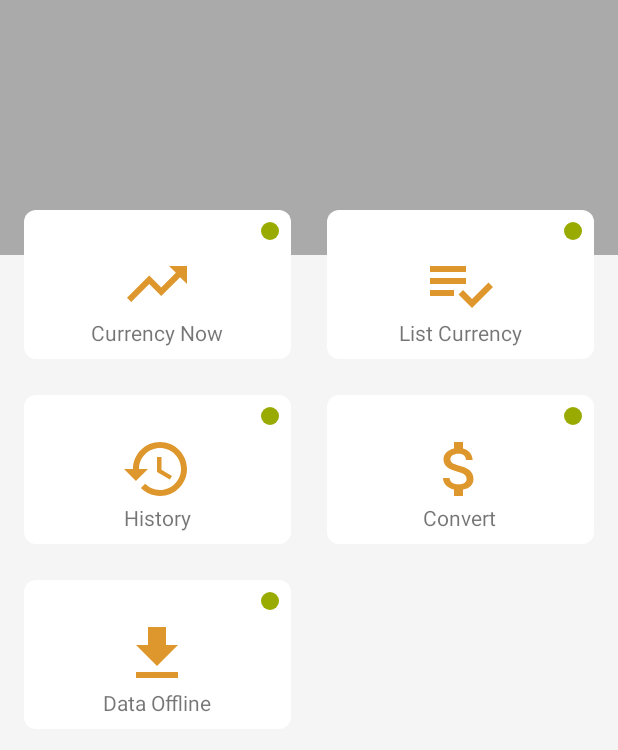
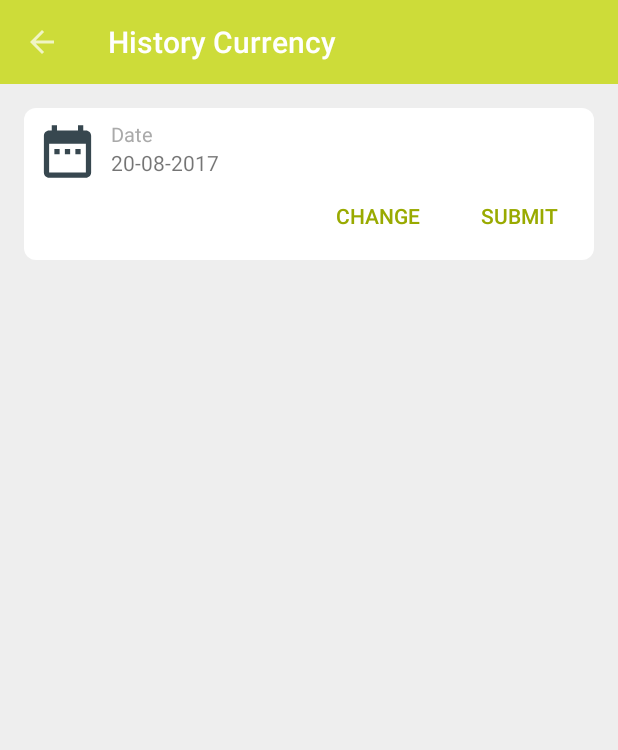
Before and after one commit to CoderJava/Moncy, an Android app: the screen it shows after launch (MainActivity before the commit, HistoricalDateActivity after it), after a tap on "History", on a phone screen of 412 x 824 dp. Shown: the top 750 px of the screen. Run offline under Robolectric (Android 15) with nearby library versions, the phone set to English and light mode, and no system bars; network calls fail.

Commit message:
Create layout for menu History Currency

```diff
--- a/app/build.gradle
+++ b/app/build.gradle
@@ -46,7 +46,6 @@ dependencies {
     compile 'com.squareup.retrofit2:adapter-rxjava2:2.3.0'
     compile 'com.squareup.retrofit2:converter-gson:2.3.0'
     compile 'com.github.bumptech.glide:glide:3.8.0'
-    /*compile 'com.github.bumptech.glide:glide:4.0.0'*/
     compile 'io.reactivex.rxjava2:rxkotlin:2.1.0'
     compile 'io.reactivex.rxjava2:rxandroid:2.0.1'
     testCompile 'junit:junit:4.12'
--- a/app/src/main/AndroidManifest.xml
+++ b/app/src/main/AndroidManifest.xml
@@ -19,7 +19,8 @@
             </intent-filter>
         </activity>
         <activity android:name=".view.submenu.live.CurrencyNowActivity" />
-        <activity android:name=".view.submenu.available.AvailableCurrencyActivity"></activity>
+        <activity android:name=".view.submenu.available.AvailableCurrencyActivity" />
+        <activity android:name=".view.submenu.historical.date.HistoricalDateActivity"></activity>
     </application>
 
 </manifest>
--- a/app/src/main/java/com/ysn/moncy/view/main/MainActivity.kt
+++ b/app/src/main/java/com/ysn/moncy/view/main/MainActivity.kt
@@ -7,6 +7,7 @@ import android.view.View
 
 import com.ysn.moncy.R
 import com.ysn.moncy.view.submenu.available.AvailableCurrencyActivity
+import com.ysn.moncy.view.submenu.historical.date.HistoricalDateActivity
 import com.ysn.moncy.view.submenu.live.CurrencyNowActivity
 import kotlinx.android.synthetic.main.activity_main.*
 
@@ -47,15 +48,14 @@ class MainActivity : AppCompatActivity(), MainView, View.OnClickListener {
     override fun onClick(view: View) {
         when (view.id) {
             R.id.relative_layout_item_menu_currency_now_activity_main -> {
-                // todo: start intent to CurrencyNow (done)
                 startActivity(Intent(this, CurrencyNowActivity::class.java))
             }
             R.id.relative_layout_item_menu_list_currency_activity_main -> {
-                // todo: start intent to ListCurrency (done)
                 startActivity(Intent(this, AvailableCurrencyActivity::class.java))
             }
             R.id.relative_layout_item_menu_historical_currency_activity_main -> {
                 // todo: start intent to HistoricalCurrency
+                startActivity(Intent(this, HistoricalDateActivity::class.java))
             }
             R.id.relative_layout_item_menu_convert_currency_activity_main -> {
                 // todo: start intent to ConvertCurrency
--- a/app/src/main/java/com/ysn/moncy/view/submenu/available/AvailableCurrencyActivity.kt
+++ b/app/src/main/java/com/ysn/moncy/view/submenu/available/AvailableCurrencyActivity.kt
@@ -6,6 +6,7 @@ import android.support.design.widget.Snackbar
 import android.support.v7.app.AppCompatActivity
 import android.support.v7.widget.LinearLayoutManager
 import android.support.v7.widget.RecyclerView
+import android.view.MenuItem
 import android.view.View
 import android.widget.Toast
 import com.ysn.moncy.R
@@ -26,6 +27,21 @@ class AvailableCurrencyActivity : AppCompatActivity(), AvailableCurrencyView, Vi
         initToolbar()
         initListener()
         doLoadData()
+    }
+
+    override fun onOptionsItemSelected(item: MenuItem?): Boolean = when (item?.itemId) {
+        android.R.id.home -> {
+            onBackPressed()
+            true
+        }
+        else -> {
+            super.onOptionsItemSelected(item)
+        }
+    }
+
+    override fun onDestroy() {
+        super.onDestroy()
+        onDetachView()
     }
 
     private fun doLoadData() {
--- /dev/null
+++ b/app/src/main/java/com/ysn/moncy/view/submenu/historical/date/HistoricalDateActivity.kt
@@ -0,0 +1,101 @@
+package com.ysn.moncy.view.submenu.historical.date
+
+import android.app.DatePickerDialog
+import android.support.v7.app.AppCompatActivity
+import android.os.Bundle
+import android.view.MenuItem
+import android.view.View
+
+import com.ysn.moncy.R
+import kotlinx.android.synthetic.main.activity_historical_date.*
+import java.text.SimpleDateFormat
+import java.util.*
+
+class HistoricalDateActivity : AppCompatActivity(), HistoricalDateView, View.OnClickListener {
+
+    private val TAG = javaClass.simpleName
+    private var historicalDatePresenter: HistoricalDatePresenter? = null
+
+    override fun onCreate(savedInstanceState: Bundle?) {
+        super.onCreate(savedInstanceState)
+        setContentView(R.layout.activity_historical_date)
+        initPresenter()
+        onAttachView()
+        initToolbar()
+        initListener()
+        doLoadData()
+    }
+
+    private fun doLoadData() {
+        val today = SimpleDateFormat("dd-MM-yyyy", Locale.US).format(Date())
+        text_view_value_date_activity_historical_date.text = today
+    }
+
+    private fun initListener() {
+        button_change_date_activity_historical_date.setOnClickListener(this)
+        button_submit_activity_historical_date.setOnClickListener(this)
+    }
+
+    private fun initToolbar() {
+        toolbar_activity_historical_date.title = "History Currency"
+        setSupportActionBar(toolbar_activity_historical_date)
+        supportActionBar?.setDisplayHomeAsUpEnabled(true)
+    }
+
+    override fun onDestroy() {
+        super.onDestroy()
+        onDetachView()
+    }
+
+    override fun onOptionsItemSelected(item: MenuItem?): Boolean = when (item?.itemId) {
+        android.R.id.home -> {
+            onBackPressed()
+            true
+        }
+        else -> {
+            super.onOptionsItemSelected(item)
+        }
+    }
+
+    fun initPresenter() {
+        historicalDatePresenter = HistoricalDatePresenter()
+    }
+
+    override fun onAttachView() {
+        historicalDatePresenter?.onAttach(this)
+    }
+
+    override fun onDetachView() {
+        historicalDatePresenter?.onDetach()
+    }
+
+    override fun onClick(view: View?) {
+        when (view?.id) {
+            button_change_date_activity_historical_date.id -> {
+                val calendar = Calendar.getInstance()
+                val strDateTemp = text_view_value_date_activity_historical_date.text.toString()
+                val dateTemp = SimpleDateFormat("dd-MM-yyyy", Locale.US).parse(strDateTemp)
+                calendar.time = dateTemp
+                DatePickerDialog(
+                        this,
+                        DatePickerDialog.OnDateSetListener { _, year, month, dayOfMonth ->
+                            calendar.set(Calendar.YEAR, year)
+                            calendar.set(Calendar.MONTH, month)
+                            calendar.set(Calendar.DAY_OF_MONTH, dayOfMonth)
+                            val dateSelected = SimpleDateFormat("dd-MM-yyyy", Locale.US).format(calendar.time)
+                            text_view_value_date_activity_historical_date.text = dateSelected
+                        },
+                        calendar.get(Calendar.YEAR),
+                        calendar.get(Calendar.MONTH),
+                        calendar.get(Calendar.DAY_OF_MONTH)
+                ).show()
+            }
+            button_submit_activity_historical_date.id -> {
+                // todo: do something
+            }
+            else -> {
+                /** nothing to do in here */
+            }
+        }
+    }
+}
--- /dev/null
+++ b/app/src/main/java/com/ysn/moncy/view/submenu/historical/date/HistoricalDatePresenter.kt
@@ -0,0 +1,22 @@
+package com.ysn.moncy.view.submenu.historical.date
+
+import com.ysn.moncy.view.base.mvp.MvpPresenter
+import com.ysn.moncy.view.base.mvp.MvpView
+
+/**
+ * Created by root on 20/08/17.
+ */
+class HistoricalDatePresenter : MvpPresenter<HistoricalDateView> {
+
+    private val TAG = javaClass.simpleName
+    private var historicalDateView: HistoricalDateView? = null
+
+    override fun onAttach(mvpView: MvpView) {
+        historicalDateView = mvpView as HistoricalDateView
+    }
+
+    override fun onDetach() {
+        historicalDateView = null
+    }
+
+}
--- /dev/null
+++ b/app/src/main/java/com/ysn/moncy/view/submenu/historical/date/HistoricalDateView.kt
@@ -0,0 +1,10 @@
+package com.ysn.moncy.view.submenu.historical.date
+
+import com.ysn.moncy.view.base.mvp.MvpView
+
+/**
+ * Created by root on 20/08/17.
+ */
+interface HistoricalDateView : MvpView {
+
+}
--- a/app/src/main/java/com/ysn/moncy/view/submenu/live/CurrencyNowActivity.kt
+++ b/app/src/main/java/com/ysn/moncy/view/submenu/live/CurrencyNowActivity.kt
@@ -8,6 +8,8 @@ import android.support.v7.widget.LinearLayoutManager
 import android.view.MenuItem
 import android.view.View
 import com.ysn.moncy.R
+import com.ysn.moncy.R.id.relative_layout_container_activity_currency_now
+import com.ysn.moncy.R.id.relative_layout_container_refresh_activity_currency_now
 import com.ysn.moncy.model.currency.live.CurrencyNow
 import com.ysn.moncy.view.submenu.live.adapter.AdapterCurrencyNow
 import kotlinx.android.synthetic.main.activity_currency_now.*
@@ -62,16 +64,15 @@ class CurrencyNowActivity : AppCompatActivity(), CurrencyNowView, View.OnClickLi
         supportActionBar?.setDisplayHomeAsUpEnabled(true)
     }
 
-    override fun onOptionsItemSelected(item: MenuItem?): Boolean {
-        when (item?.itemId) {
-            android.R.id.home -> {
-                onBackPressed()
-                return true
-            }
-            else -> {
-                return super.onOptionsItemSelected(item)
-            }
+    override fun onOptionsItemSelected(item: MenuItem?): Boolean = when (item?.itemId) {
+        android.R.id.home -> {
+            onBackPressed()
+            true
         }
+        else -> {
+            super.onOptionsItemSelected(item)
+        }
+
     }
 
 
--- /dev/null
+++ b/app/src/main/res/drawable/background_button_transparent_click.xml
@@ -0,0 +1,29 @@
+<?xml version="1.0" encoding="utf-8"?>
+<selector xmlns:android="http://schemas.android.com/apk/res/android">
+    <item
+        android:state_pressed="true"
+        >
+        <shape
+            android:shape="rectangle"
+            >
+            <corners
+                android:radius="8dp"
+                />
+            <solid
+                android:color="#e0e0e0"
+                />
+        </shape>
+    </item>
+    <item>
+        <shape
+            android:shape="rectangle"
+            >
+            <corners
+                android:radius="8dp"
+                />
+            <solid
+                android:color="@android:color/transparent"
+                />
+        </shape>
+    </item>
+</selector>
--- /dev/null
+++ b/app/src/main/res/drawable/background_white_rounded.xml
@@ -0,0 +1,15 @@
+<?xml version="1.0" encoding="utf-8"?>
+<selector xmlns:android="http://schemas.android.com/apk/res/android">
+    <item>
+        <shape
+            android:shape="rectangle"
+            >
+            <corners
+                android:radius="8dp"
+                />
+            <solid
+                android:color="@android:color/white"
+                />
+        </shape>
+    </item>
+</selector>
--- /dev/null
+++ b/app/src/main/res/drawable/ic_date_range_black_24dp.xml
@@ -0,0 +1,9 @@
+<vector xmlns:android="http://schemas.android.com/apk/res/android"
+        android:width="24dp"
+        android:height="24dp"
+        android:viewportWidth="24.0"
+        android:viewportHeight="24.0">
+    <path
+        android:fillColor="#37474f"
+        android:pathData="M9,11L7,11v2h2v-2zM13,11h-2v2h2v-2zM17,11h-2v2h2v-2zM19,4h-1L18,2h-2v2L8,4L8,2L6,2v2L5,4c-1.11,0 -1.99,0.9 -1.99,2L3,20c0,1.1 0.89,2 2,2h14c1.1,0 2,-0.9 2,-2L21,6c0,-1.1 -0.9,-2 -2,-2zM19,20L5,20L5,9h14v11z"/>
+</vector>
--- /dev/null
+++ b/app/src/main/res/layout/activity_historical_date.xml
@@ -0,0 +1,112 @@
+<?xml version="1.0" encoding="utf-8"?>
+<RelativeLayout xmlns:android="http://schemas.android.com/apk/res/android"
+    xmlns:app="http://schemas.android.com/apk/res-auto"
+    xmlns:tools="http://schemas.android.com/tools"
+    android:layout_width="match_parent"
+    android:layout_height="match_parent"
+    android:background="#eeeeee"
+    tools:context="com.ysn.moncy.view.submenu.historical.date.HistoricalDateActivity">
+
+    <android.support.v7.widget.Toolbar
+        android:id="@+id/toolbar_activity_historical_date"
+        android:layout_width="match_parent"
+        android:layout_height="?attr/actionBarSize"
+        android:background="@color/colorPrimary"
+        android:theme="@style/ThemeOverlay.AppCompat.Dark"
+        app:popupTheme="@style/ThemeOverlay.AppCompat.Light" />
+
+    <RelativeLayout
+        android:id="@+id/relative_layout_container_activity_historical_date"
+        android:layout_width="match_parent"
+        android:layout_height="match_parent"
+        android:layout_below="@+id/toolbar_activity_historical_date">
+
+        <RelativeLayout
+            android:layout_width="match_parent"
+            android:layout_height="wrap_content"
+            android:background="@drawable/background_white_rounded"
+            android:layout_marginTop="@dimen/activity_vertical_margin"
+            android:layout_marginRight="@dimen/activity_horizontal_margin"
+            android:layout_marginBottom="@dimen/activity_vertical_margin"
+            android:layout_marginLeft="@dimen/activity_horizontal_margin"
+            android:paddingBottom="8dp"
+            android:paddingLeft="8dp"
+            android:paddingRight="8dp"
+            android:paddingTop="8dp">
+
+            <TextView
+                android:id="@+id/text_view_date_activity_historical_date"
+                android:layout_width="wrap_content"
+                android:layout_height="wrap_content"
+                android:layout_toEndOf="@+id/image_view_icon_date_activity_historical_date"
+                android:layout_toRightOf="@+id/image_view_icon_date_activity_historical_date"
+                android:text="@string/date"
+                android:textColor="@android:color/darker_gray"
+                android:textSize="13sp" />
+
+            <ImageView
+                android:id="@+id/image_view_icon_date_activity_historical_date"
+                android:layout_width="42dp"
+                android:layout_height="42dp"
+                android:layout_marginEnd="8dp"
+                android:layout_marginRight="8dp"
+                android:contentDescription="@string/image_view_icon_date"
+                android:src="@drawable/ic_date_range_black_24dp" />
+
+            <TextView
+                android:id="@+id/text_view_value_date_activity_historical_date"
+                android:layout_width="wrap_content"
+                android:layout_height="wrap_content"
+                android:layout_below="@+id/text_view_date_activity_historical_date"
+                android:layout_toEndOf="@+id/image_view_icon_date_activity_historical_date"
+                android:layout_toRightOf="@+id/image_view_icon_date_activity_historical_date"
+                android:text="@string/value"
+                android:textSize="14sp" />
+
+            <Button
+                android:id="@+id/button_submit_activity_historical_date"
+                android:layout_width="wrap_content"
+                android:layout_height="wrap_content"
+                android:layout_alignParentEnd="true"
+                android:layout_alignParentRight="true"
+                android:layout_below="@+id/image_view_icon_date_activity_historical_date"
+                android:background="@drawable/background_button_transparent_click"
+                android:minHeight="0dp"
+                android:minWidth="0dp"
+                android:paddingBottom="12dp"
+                android:paddingLeft="16dp"
+                android:paddingRight="16dp"
+                android:paddingTop="12dp"
+                android:text="@string/submit"
+                android:textColor="@color/colorPrimaryDark" />
+
+            <Button
+                android:id="@+id/button_change_date_activity_historical_date"
+                android:layout_width="wrap_content"
+                android:layout_height="wrap_content"
+                android:layout_below="@+id/image_view_icon_date_activity_historical_date"
+                android:layout_marginEnd="8dp"
+                android:layout_marginRight="8dp"
+                android:layout_toLeftOf="@+id/button_submit_activity_historical_date"
+                android:layout_toStartOf="@+id/button_submit_activity_historical_date"
+                android:background="@drawable/background_button_transparent_click"
+                android:minHeight="0dp"
+                android:minWidth="0dp"
+                android:paddingBottom="12dp"
+                android:paddingLeft="16dp"
+                android:paddingRight="16dp"
+                android:paddingTop="12dp"
+                android:text="@string/change"
+                android:textColor="@color/colorPrimaryDark" />
+
+        </RelativeLayout>
+
+        <FrameLayout
+            android:layout_width="match_parent"
+            android:layout_height="match_parent"
+            android:id="@+id/frame_layout_container_activity_historical_date"
+            />
+
+    </RelativeLayout>
+
+</RelativeLayout>
--- a/app/src/main/res/values/strings.xml
+++ b/app/src/main/res/values/strings.xml
@@ -20,4 +20,9 @@
     <string name="load_data_failed">Load Data Failed!</string>
     <string name="asia">Asia</string>
     <string name="image_view_country_map">image view country map</string>
+    <string name="image_view_icon_date">image view icon date</string>
+    <string name="date">Date</string>
+    <string name="value">value</string>
+    <string name="submit">Submit</string>
+    <string name="change">Change</string>
 </resources>
```
